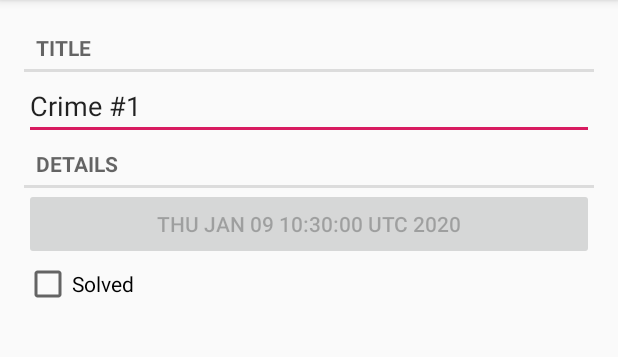
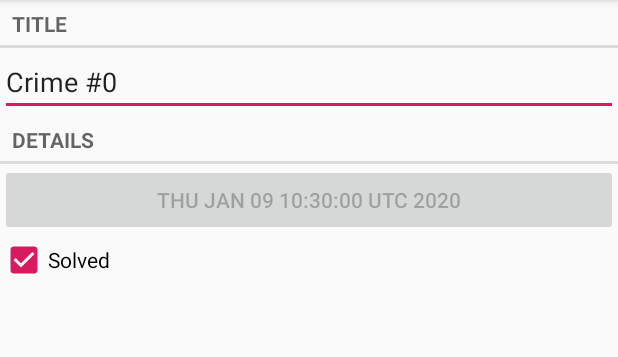
Before and after one commit to 40550074/AndroidLearningDemoCriminalIntent, an Android app: the screen it shows after launch (MainActivity before the commit, CrimePagerActivity after it), after a tap on an icon or button, on a phone screen of 412 x 824 dp, the part 84-441 px from its top. Run offline under Robolectric (Android 15) with nearby library versions, the phone set to English and light mode, and no system bars.

Commit message:
Add view pager

```diff
--- a/CriminalIntent/app/src/main/AndroidManifest.xml
+++ b/CriminalIntent/app/src/main/AndroidManifest.xml
@@ -9,6 +9,7 @@
         android:roundIcon="@mipmap/ic_launcher_round"
         android:supportsRtl="true"
         android:theme="@style/AppTheme">
+        <activity android:name=".CrimePagerActivity"></activity>
         <activity android:name=".CrimeListActivity">
             <intent-filter>
                 <action android:name="android.intent.action.MAIN" />
@@ -16,8 +17,6 @@
                 <category android:name="android.intent.category.LAUNCHER" />
             </intent-filter>
         </activity>
-        <activity android:name=".MainActivity">
-        </activity>
     </application>
 
 </manifest>
--- a/CriminalIntent/app/src/main/java/com/example/criminalintent/CrimeListFragment.java
+++ b/CriminalIntent/app/src/main/java/com/example/criminalintent/CrimeListFragment.java
@@ -88,7 +88,8 @@ public class CrimeListFragment extends Fragment {
         @Override
         public void onClick(View view) {
             //Toast.makeText(getActivity(), mCrime.getTitle() + " clicked!", Toast.LENGTH_SHORT).show();
-            Intent intent = MainActivity.newIntent(getActivity(), mCrime.getId());
+            //Intent intent = MainActivity.newIntent(getActivity(), mCrime.getId());
+            Intent intent = CrimePagerActivity.newIntent(getActivity(), mCrime.getId());
             //startActivity(intent);
             startActivityForResult(intent, REQUEST_CRIME);
         }
--- /dev/null
+++ b/CriminalIntent/app/src/main/java/com/example/criminalintent/CrimePagerActivity.java
@@ -0,0 +1,55 @@
+package com.example.criminalintent;
+
+import androidx.annotation.NonNull;
+import androidx.appcompat.app.AppCompatActivity;
+import androidx.fragment.app.Fragment;
+import androidx.fragment.app.FragmentManager;
+import androidx.fragment.app.FragmentStatePagerAdapter;
+import androidx.viewpager.widget.ViewPager;
+
+import android.content.Context;
+import android.content.Intent;
+import android.os.Bundle;
+
+import java.util.List;
+import java.util.UUID;
+
+public class CrimePagerActivity extends AppCompatActivity {
+
+    private static final String EXTRA_CRIME_ID = "com.example.criminalintent.crime_id";
+
+    private ViewPager mViewPager;
+    private List<Crime> mCrimes;
+
+    public static Intent newIntent(Context packageContext, UUID crimeId) {
+        Intent intent = new Intent(packageContext, CrimePagerActivity.class);
+        intent.putExtra(EXTRA_CRIME_ID, crimeId);
+        return intent;
+    }
+
+    @Override
+    protected void onCreate(Bundle savedInstanceState) {
+        super.onCreate(savedInstanceState);
+        setContentView(R.layout.activity_crime_pager);
+
+        UUID crimeId = (UUID)getIntent().getSerializableExtra(EXTRA_CRIME_ID);
+
+        mViewPager = (ViewPager)findViewById(R.id.crime_view_pager);
+        mCrimes = CrimeLab.get(this).getCrimes();
+
+        FragmentManager fragmentManager = getSupportFragmentManager();
+        mViewPager.setAdapter(new FragmentStatePagerAdapter(fragmentManager) {
+            @NonNull
+            @Override
+            public Fragment getItem(int position) {
+                Crime crime = mCrimes.get(position);
+                return CrimeFragment.newInstance(crime.getId());
+            }
+
+            @Override
+            public int getCount() {
+                return mCrimes.size();
+            }
+        });
+    }
+}
--- a/CriminalIntent/app/src/main/java/com/example/criminalintent/MainActivity.java
+++ /dev/null
@@ -1,28 +0,0 @@
-package com.example.criminalintent;
-
-import androidx.appcompat.app.AppCompatActivity;
-import androidx.fragment.app.Fragment;
-import androidx.fragment.app.FragmentManager;
-
-import android.content.Context;
-import android.content.Intent;
-import android.os.Bundle;
-
-import java.util.UUID;
-
-public class MainActivity extends SingleFragmentActivity {
-
-    private static final String EXTRA_CRIME_ID = "com.example.criminalintent.crime_id";
-
-    public static Intent newIntent(Context context, UUID crimeId) {
-        Intent intent = new Intent(context, MainActivity.class);
-        intent.putExtra(EXTRA_CRIME_ID, crimeId);
-        return intent;
-    }
-
-    @Override
-    protected Fragment createFragment() {
-        UUID crimeId = (UUID)getIntent().getSerializableExtra(EXTRA_CRIME_ID);
-        return CrimeFragment.newInstance(crimeId);
-    }
-}
--- /dev/null
+++ b/CriminalIntent/app/src/main/res/layout/activity_crime_pager.xml
@@ -0,0 +1,11 @@
+<?xml version="1.0" encoding="utf-8"?>
+<androidx.viewpager.widget.ViewPager
+    xmlns:android="http://schemas.android.com/apk/res/android"
+    xmlns:app="http://schemas.android.com/apk/res-auto"
+    xmlns:tools="http://schemas.android.com/tools"
+    android:layout_width="match_parent"
+    android:layout_height="match_parent"
+    tools:context=".CrimePagerActivity"
+    android:id="@+id/crime_view_pager">
+
+</androidx.viewpager.widget.ViewPager>
```
Also changed, not shown: 1 other file.
